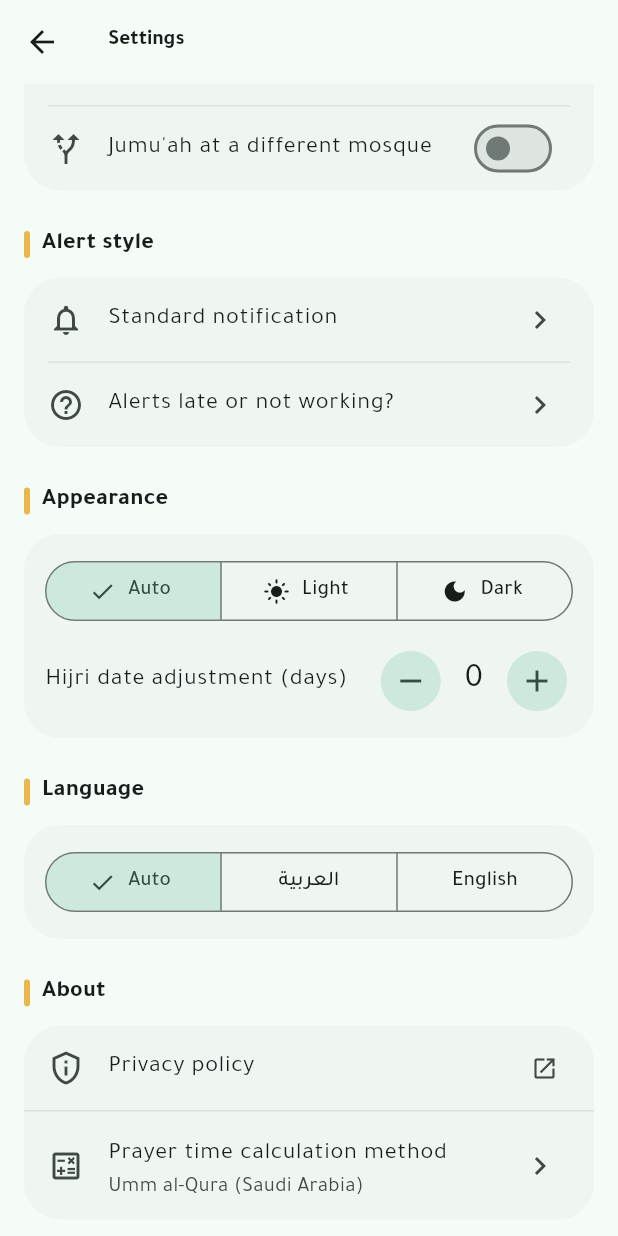
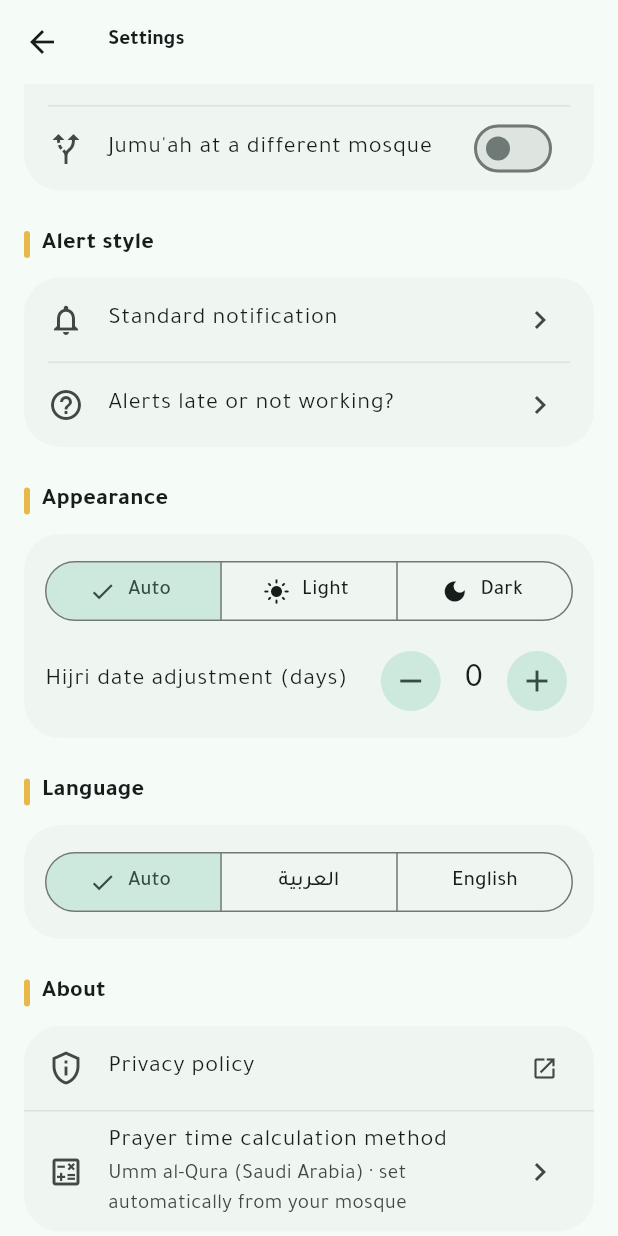
Before and after one commit to MamoonAlmazloom/SalatOnTime, a Flutter app: the SettingsScreen screen opened directly, scrolled down 1036 dp, on a phone screen of 412 x 824 dp. Run offline on Flutter 3.47's test engine with Material 3 defaults, Android fonts, the phone set to English and light mode, and no system bars; our stand-ins replace flutter_local_notifications, flutter_map, flutter_timezone, geolocator, hijri, latlong2 and 2 more; missing offline and left inert: adhan_dart, app_settings, home_widget, workmanager; accounts and stored records are empty; project files that could hold a hidden picture were left out.

Commit message:
Auto-detect calculation method from mosque location
No more country picker required: calculationMethodForLocation() maps mosque
coordinates to a sensible default (offline bounding boxes for countries with
an official convention, falling back to Muslim World League), applied at
onboarding completion and whenever the mosque changes in Settings. The
manual picker stays as an override, with a note that the value was set
automatically.

```diff
--- a/lib/l10n/app_ar.arb
+++ b/lib/l10n/app_ar.arb
@@ -107,7 +107,8 @@
   "about": "حول التطبيق",
   "privacyPolicy": "سياسة الخصوصية",
   "calcMethodNote": "طريقة حساب مواقيت الصلاة",
-  "calcMethodExplanation": "تُحسب مواقيت الصلاة على جهازك بالكامل اعتمادًا على موقع مسجدك — دون أي اتصال بالإنترنت. اختر الطريقة المعتمدة في بلدك (أم القرى هي الطريقة الرسمية في السعودية).",
+  "calcMethodExplanation": "تُحسب مواقيت الصلاة على جهازك بالكامل اعتمادًا على موقع مسجدك — دون أي اتصال بالإنترنت. الطريقة أدناه اختيرت تلقائيًا حسب موقع مسجدك؛ غيّرها من هنا فقط إذا كنت تفضّل طريقة أخرى.",
+  "calcMethodAutoNote": "اختيرت تلقائيًا حسب مسجدك",
   "okLabel": "حسنًا",
   "notifOffTitle": "الإشعارات متوقفة",
   "notifOffBody": "تنبيهات وقت الخروج هي جوهر هذا التطبيق — مع إيقاف الإشعارات لن يستطيع إخبارك متى تخرج للصلاة. فعّلها من فضلك.",
--- a/lib/l10n/app_en.arb
+++ b/lib/l10n/app_en.arb
@@ -107,7 +107,8 @@
   "about": "About",
   "privacyPolicy": "Privacy policy",
   "calcMethodNote": "Prayer time calculation method",
-  "calcMethodExplanation": "Prayer times are calculated entirely on your device from your mosque's location — no internet is used. Choose the method used in your country (Umm al-Qura is the official method of Saudi Arabia).",
+  "calcMethodExplanation": "Prayer times are calculated entirely on your device from your mosque's location — no internet is used. The method below was set automatically from that location; change it here only if you prefer a different convention.",
+  "calcMethodAutoNote": "set automatically from your mosque",
   "okLabel": "OK",
   "notifOffTitle": "Notifications are off",
   "notifOffBody": "Leave-time alerts are the heart of this app — with notifications off it cannot tell you when to leave for prayer. Please turn them on.",
--- a/lib/l10n/app_localizations.dart
+++ b/lib/l10n/app_localizations.dart
@@ -575,8 +575,14 @@ abstract class AppLocalizations {
   /// No description provided for @calcMethodExplanation.
   ///
   /// In en, this message translates to:
-  /// **'Prayer times are calculated entirely on your device from your mosque\'s location — no internet is used. Choose the method used in your country (Umm al-Qura is the official method of Saudi Arabia).'**
+  /// **'Prayer times are calculated entirely on your device from your mosque\'s location — no internet is used. The method below was set automatically from that location; change it here only if you prefer a different convention.'**
   String get calcMethodExplanation;
+
+  /// No description provided for @calcMethodAutoNote.
+  ///
+  /// In en, this message translates to:
+  /// **'set automatically from your mosque'**
+  String get calcMethodAutoNote;
 
   /// No description provided for @okLabel.
   ///
--- a/lib/l10n/app_localizations_ar.dart
+++ b/lib/l10n/app_localizations_ar.dart
@@ -262,7 +262,10 @@ class AppLocalizationsAr extends AppLocalizations {
 
   @override
   String get calcMethodExplanation =>
-      'تُحسب مواقيت الصلاة على جهازك بالكامل اعتمادًا على موقع مسجدك — دون أي اتصال بالإنترنت. اختر الطريقة المعتمدة في بلدك (أم القرى هي الطريقة الرسمية في السعودية).';
+      'تُحسب مواقيت الصلاة على جهازك بالكامل اعتمادًا على موقع مسجدك — دون أي اتصال بالإنترنت. الطريقة أدناه اختيرت تلقائيًا حسب موقع مسجدك؛ غيّرها من هنا فقط إذا كنت تفضّل طريقة أخرى.';
+
+  @override
+  String get calcMethodAutoNote => 'اختيرت تلقائيًا حسب مسجدك';
 
   @override
   String get okLabel => 'حسنًا';
--- a/lib/l10n/app_localizations_en.dart
+++ b/lib/l10n/app_localizations_en.dart
@@ -264,7 +264,10 @@ class AppLocalizationsEn extends AppLocalizations {
 
   @override
   String get calcMethodExplanation =>
-      'Prayer times are calculated entirely on your device from your mosque\'s location — no internet is used. Choose the method used in your country (Umm al-Qura is the official method of Saudi Arabia).';
+      'Prayer times are calculated entirely on your device from your mosque\'s location — no internet is used. The method below was set automatically from that location; change it here only if you prefer a different convention.';
+
+  @override
+  String get calcMethodAutoNote => 'set automatically from your mosque';
 
   @override
   String get okLabel => 'OK';
--- a/lib/ui/features/settings/views/settings_screen.dart
+++ b/lib/ui/features/settings/views/settings_screen.dart
@@ -11,6 +11,7 @@ import '../../../../domain/models/mosque.dart';
 import '../../../../domain/models/prayer.dart';
 import '../../../../domain/models/timing_settings.dart';
 import '../../../../domain/models/work_profile.dart';
+import '../../../../domain/use_cases/calculation_method_locator.dart';
 import '../../../core/calculation_methods.dart';
 import '../../../core/prayer_names.dart';
 import '../../../core/theme_controller.dart';
@@ -147,6 +148,13 @@ class _SettingsScreenState extends State<SettingsScreen> {
     if (result != null) {
       setState(() => _mosque = result);
       await _repository.saveMosque(result);
+      // The calculation method follows the mosque automatically — no
+      // country picker for the user; still overridable below.
+      final method = calculationMethodForLocation(
+        latitude: result.latitude,
+        longitude: result.longitude,
+      );
+      await _update(_settings!.copyWith(calculationMethod: method));
     }
   }
 
@@ -733,10 +741,10 @@ class _SettingsScreenState extends State<SettingsScreen> {
                       ListTile(
                         leading: const Icon(Icons.calculate_outlined),
                         title: Text(l10n.calcMethodNote),
-                        subtitle: Text(calculationMethodLabel(
-                          settings.calculationMethod,
-                          Localizations.localeOf(context).languageCode,
-                        )),
+                        subtitle: Text(
+                          '${calculationMethodLabel(settings.calculationMethod, Localizations.localeOf(context).languageCode)}'
+                          ' · ${l10n.calcMethodAutoNote}',
+                        ),
                         trailing: const _Chevron(),
                         onTap: _pickCalculationMethod,
                       ),
```
Also changed, not shown: lib/domain/use_cases/calculation_method_locator.dart (added, +36 -0 lines), lib/ui/features/onboarding/view_models/onboarding_view_model.dart (+8 -1 lines), 1 other file.
